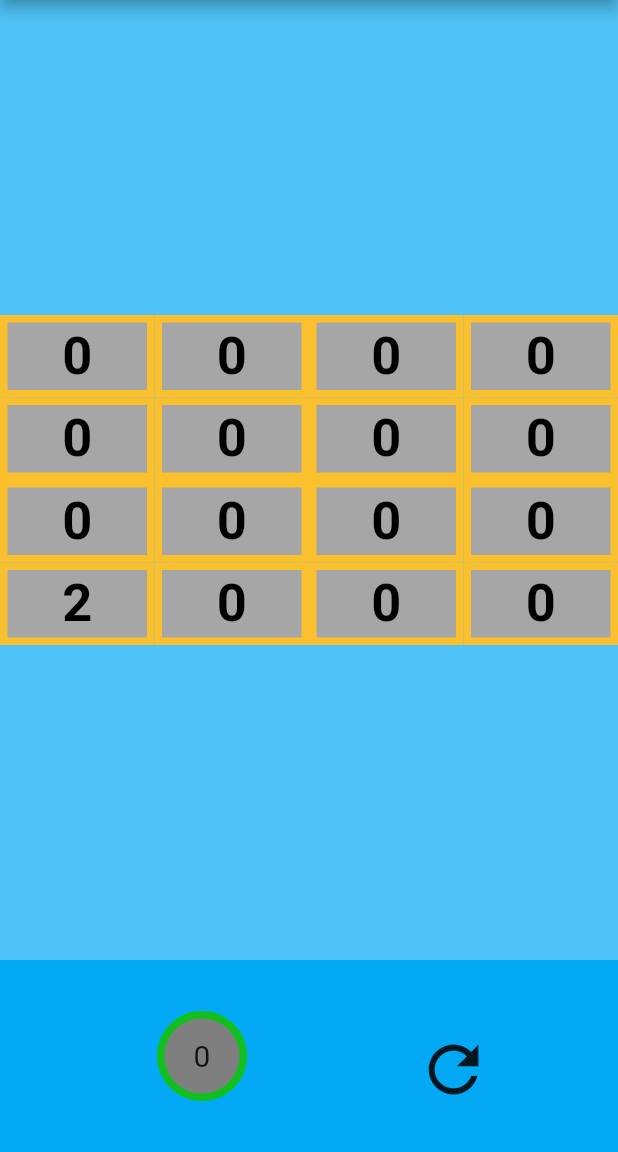
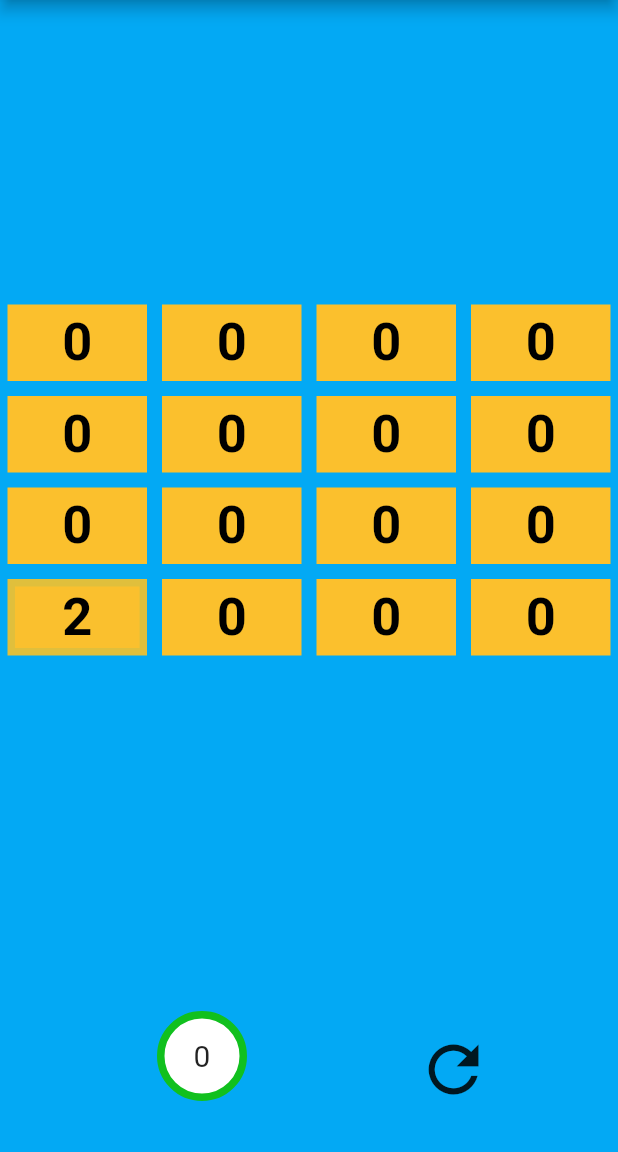
Before and after one commit to kapiljhajhria/game_2048, a Flutter app: the screen it shows after launch, on a phone screen of 412 x 824 dp, the part 84-1236 px from its top. Run offline on Flutter 3.47's test engine with Material 2 defaults, Android fonts, the phone set to English and light mode, and no system bars.

Commit message:
removed dead code and comments

```diff
--- a/lib/main.dart
+++ b/lib/main.dart
@@ -133,7 +133,6 @@ class _MyHomePageState extends State<MyHomePage>
                   setState(() {});
                   game.slide(game.slideLeft);
                   myController.forward(from: 0.0);
-//                  myController.reset();
                   print("swipe left");
 
                 }
@@ -148,7 +147,6 @@ class _MyHomePageState extends State<MyHomePage>
                   setState(() {});
                   game.slide(game.slideDown);
                   myController.forward(from: 0.0).then((f) {
-//                    myController.reset();
                   });
                   print("swipe Down");
 
@@ -168,7 +166,7 @@ class _MyHomePageState extends State<MyHomePage>
                 setState(() {});
               },
               child: Container(
-                color: Colors.white30,
+                color: Colors.transparent,
                 child: Column(
                   mainAxisAlignment: MainAxisAlignment.center,
                   crossAxisAlignment: CrossAxisAlignment.center,
@@ -188,7 +186,7 @@ class _MyHomePageState extends State<MyHomePage>
                   width: 60,
                   decoration: BoxDecoration(
                     shape: BoxShape.circle,
-                    backgroundBlendMode: BlendMode.color,
+
                     color: Colors.white,
                     border: Border.all(
                         color: ColorTween(
@@ -212,8 +210,6 @@ class _MyHomePageState extends State<MyHomePage>
                   onPressed: () async {
                     offsetStart = Offset(-3.0, 0.0);
                     offsetEnd = Offset(-3.0, 0.0);
-//                    offsetEnd=Offset(0.0,0.0);
-//                    offsetStart=Offset(0.0,0.0);
                     game.start();
                     setState(() {});
                     await myController.forward(from: 0.0).then((f) {
@@ -245,8 +241,6 @@ class SingleCell extends StatefulWidget {
 }
 
 class _SingleCellState extends State<SingleCell> {
-//  Animation fadeAnimation;
-//  Animation fadeAnimationP;
   String prevNum;
 
   @override
@@ -273,18 +267,18 @@ class _SingleCellState extends State<SingleCell> {
   @override
   Widget build(BuildContext context) {
     return Container(
-//          margin: EdgeInsets.all(5),
-        padding: EdgeInsets.all(2.0),
-//        height: 80,
-//        width: 80,
+          margin: EdgeInsets.all(5),
         decoration: new BoxDecoration(
-          backgroundBlendMode: BlendMode.color,
-          color: Colors.white,
+///TODO: write a function which takes in integer value and return Color
+          color: ColorTween(
+            begin: Color(0xFFFBC02D),
+            end: Color(0xff57BB8A), //FFD666
+          ).transform((int.parse(widget.cellValue) / 256).toDouble()),
           border: new Border.all(
               color: ColorTween(
                 begin: Color(0xFFFBC02D),
                 end: Color(0xff57BB8A), //FFD666
-              ).transform((int.parse(widget.cellValue) / 68).toDouble()),
+              ).transform((int.parse(widget.cellValue) / 12).toDouble()),
               width: 5.0,
               style: BorderStyle.solid),
         ),
```
